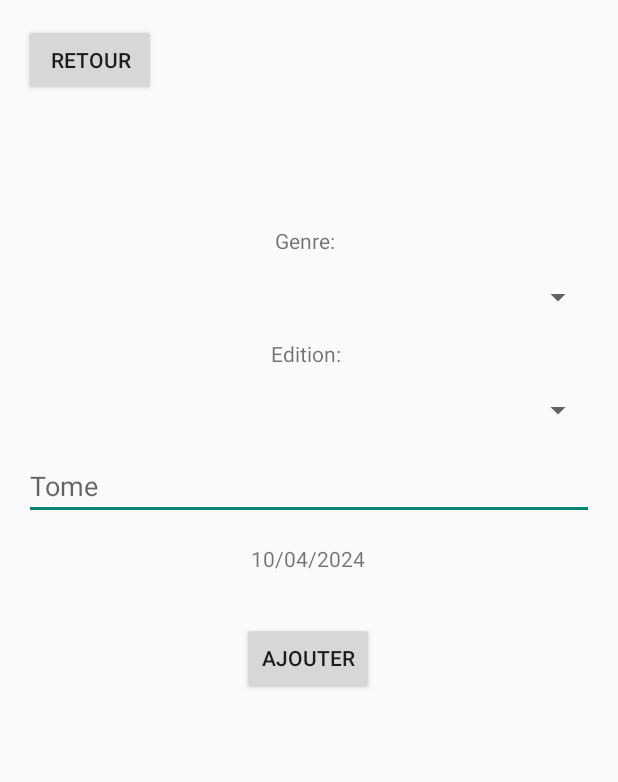
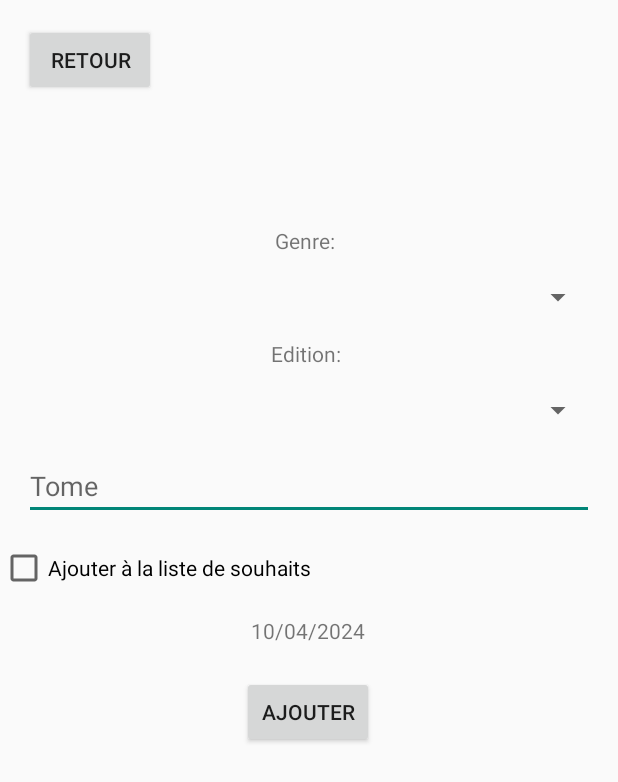
Before and after one commit to LeaVenturoli/Projet-Mobile, an Android app: the BookDetails screen opened directly, with no data from a screen before it, on a phone screen of 412 x 824 dp. Shown: the top 782 px of the screen. Run offline under Robolectric (Android 15) with nearby library versions, the phone set to English and light mode, and no system bars; network calls fail; 1 statement that could not run was skipped.

Commit message:
Ajout de la check box

```diff
--- a/app/src/main/java/com/example/booky/QrCode.kt
+++ b/app/src/main/java/com/example/booky/QrCode.kt
@@ -160,6 +160,7 @@ class QrCode : AppCompatActivity() {
                                 editions.add(editionArray.optString(i))
                             }
                         }
+                        editions.sort()
                         if (editions.isEmpty()) editions.add("Editeur inconnu")
 
                         val coverId = bookInfo.optJSONArray("cover_i")?.optInt(0) ?: 0
--- a/app/src/main/res/layout/activity_book_details.xml
+++ b/app/src/main/res/layout/activity_book_details.xml
@@ -110,13 +110,23 @@
         android:id="@+id/addButton"
         android:layout_width="wrap_content"
         android:layout_height="wrap_content"
-        android:layout_marginTop="68dp"
+        android:layout_marginTop="104dp"
         android:onClick="onAddButtonClick"
         android:text="Ajouter"
         app:layout_constraintEnd_toEndOf="parent"
         app:layout_constraintHorizontal_bias="0.498"
         app:layout_constraintStart_toStartOf="parent"
         app:layout_constraintTop_toBottomOf="@id/tome" />
+
+    <CheckBox
+        android:id="@+id/wishlistCheckBox"
+        android:layout_width="wrap_content"
+        android:layout_height="wrap_content"
+        android:layout_marginTop="16dp"
+        android:checked="false"
+        android:text="Ajouter à la liste de souhaits"
+        app:layout_constraintTop_toBottomOf="@id/tome"
+        tools:layout_editor_absoluteX="101dp" />
 
     <TextView
         android:id="@+id/date"
@@ -129,6 +139,6 @@
         app:layout_constraintEnd_toEndOf="parent"
         app:layout_constraintHorizontal_bias="0.498"
         app:layout_constraintStart_toStartOf="parent"
-        app:layout_constraintTop_toBottomOf="@id/tome" />
+        app:layout_constraintTop_toBottomOf="@id/wishlistCheckBox" />
 
 </androidx.constraintlayout.widget.ConstraintLayout>
```
Also changed, not shown: app/src/main/java/com/example/booky/BookDetails.kt (+20 -31 lines).
